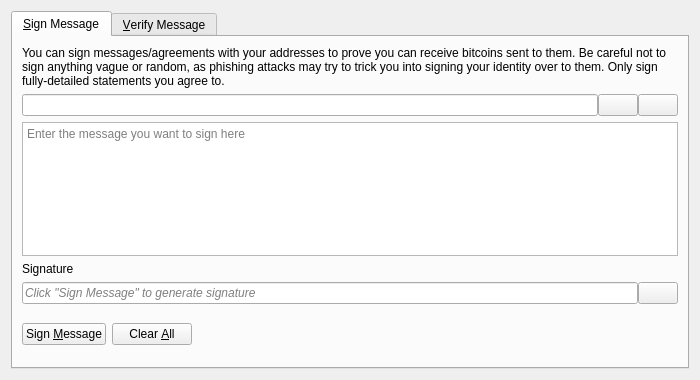
Old version of the form src/qt/forms/signverifymessagedialog.ui in the repository CryptoDev777/litecoin-pos.
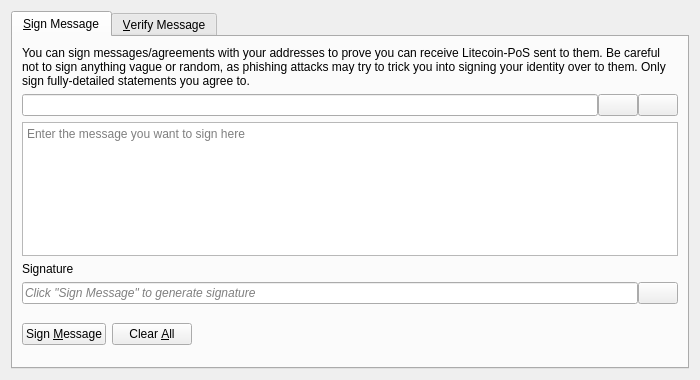
New version of the form. Icons and pictures are not drawn. Custom widgets are drawn as their Qt base class.

What changed in the file:
```diff
--- a/src/qt/forms/signverifymessagedialog.ui
+++ b/src/qt/forms/signverifymessagedialog.ui
@@ -30,7 +30,7 @@
        <item>
         <widget class="QLabel" name="infoLabel_SM">
          <property name="text">
-          <string>You can sign messages/agreements with your addresses to prove you can receive bitcoins sent to them. Be careful not to sign anything vague or random, as phishing attacks may try to trick you into signing your identity over to them. Only sign fully-detailed statements you agree to.</string>
+          <string>You can sign messages/agreements with your addresses to prove you can receive Litecoin-PoS sent to them. Be careful not to sign anything vague or random, as phishing attacks may try to trick you into signing your identity over to them. Only sign fully-detailed statements you agree to.</string>
          </property>
          <property name="textFormat">
           <enum>Qt::PlainText</enum>
```
